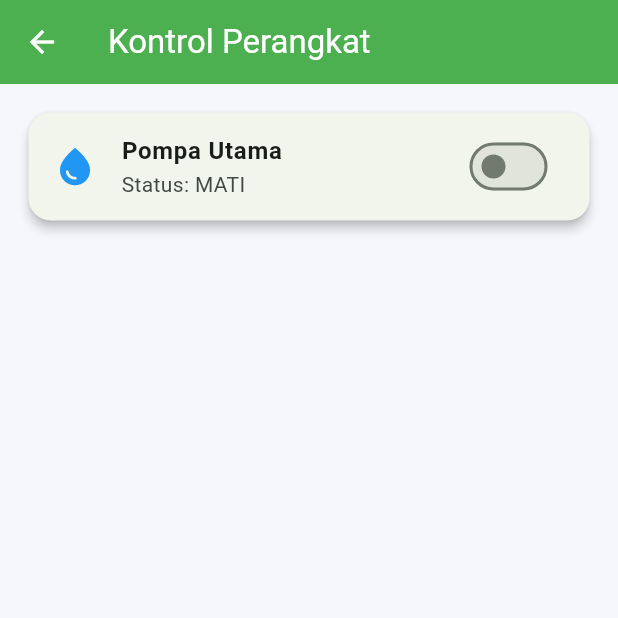
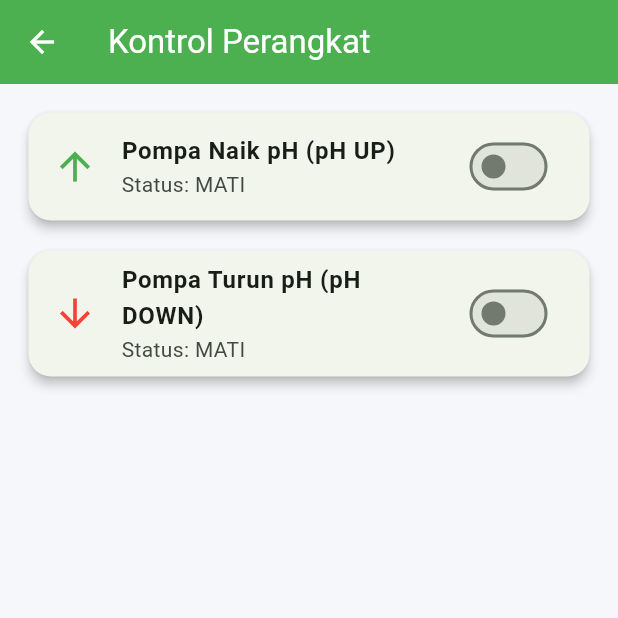
Before and after one commit to malvinsetyawan18-commits/Aplikasi-Asencers, a Flutter app: the ControlPage screen opened directly, on a phone screen of 412 x 824 dp, the top half of it. Run offline on Flutter 3.47's test engine with Material 3 defaults, Android fonts, the phone set to English and light mode, and no system bars; our stand-ins replace camera, dio.

```diff
--- a/lib/frontend/control_page.dart
+++ b/lib/frontend/control_page.dart
@@ -1,5 +1,5 @@
 import 'package:flutter/material.dart';
-import 'package:aplikasi_pertamaku/services/api_service.dart'; // Sesuaikan path-nya
+import 'package:aplikasi_pertamaku/services/api_service.dart';
 
 class ControlPage extends StatefulWidget {
   const ControlPage({super.key});
@@ -9,35 +9,52 @@ class ControlPage extends StatefulWidget {
 }
 
 class _ControlPageState extends State<ControlPage> {
-  bool _isPumpOn = false;
-  bool _isLoading = false;
+  // Status sakelar masing-masing pompa
+  bool _isPumpUpOn = false;
+  bool _isPumpDownOn = false;
+
+  // Status loading masing-masing pompa agar tidak saling mengganggu
+  bool _isLoadingUp = false;
+  bool _isLoadingDown = false;
+
   final ApiService _apiService = ApiService();
 
-  // Fungsi mengendalikan pompa lewat ApiService
-  void _togglePompa(bool value) async {
+  // Fungsi utama pengontrol pompa
+  void _togglePompa(String pumpType, bool value) async {
     setState(() {
-      _isLoading = true;
+      if (pumpType == "pompa_up") _isLoadingUp = true;
+      if (pumpType == "pompa_down") _isLoadingDown = true;
     });
 
     try {
       String statusStr = value ? "ON" : "OFF";
 
-      // Mengirim perintah ke backend FastAPI -> VPS -> ESP32
-      final response = await _apiService.controlPump(statusStr);
+      // Memanggil API Service dengan mengirim 2 parameter
+      final response = await _apiService.controlPump(pumpType, statusStr);
 
-      if (response['status'] == 'success') {
+      if (!mounted) return; // Mencegah error async lewat build context
+
+      if (response['status'] == 'success' || response['status'] != 'error') {
         setState(() {
-          _isPumpOn = value; // Ubah status tombol di aplikasi jika sukses
+          if (pumpType == "pompa_up") _isPumpUpOn = value;
+          if (pumpType == "pompa_down") _isPumpDownOn = value;
         });
+      } else {
+        throw Exception(response['message'] ?? 'Gagal memproses perintah');
       }
     } catch (e) {
+      if (mounted) {
         ScaffoldMessenger.of(context).showSnackBar(
           SnackBar(content: Text('Gagal mengontrol pompa: $e')),
         );
+      }
     } finally {
+      if (mounted) {
         setState(() {
-        _isLoading = false;
+          if (pumpType == "pompa_up") _isLoadingUp = false;
+          if (pumpType == "pompa_down") _isLoadingDown = false;
         });
+      }
     }
   }
 
@@ -49,26 +66,46 @@ class _ControlPageState extends State<ControlPage> {
         backgroundColor: Colors.green,
         foregroundColor: Colors.white,
       ),
-      body: _isLoading
-          ? const Center(child: CircularProgressIndicator())
-          : ListView(
+      body: ListView(
         padding: const EdgeInsets.all(15),
         children: [
+          // CARD 1: POMPA PENAIK pH
           Card(
             elevation: 3,
             shape: RoundedRectangleBorder(borderRadius: BorderRadius.circular(15)),
             child: ListTile(
-                    leading: const Icon(Icons.water_drop, color: Colors.blue, size: 30),
-                    title: const Text("Pompa Utama", style: TextStyle(fontWeight: FontWeight.bold)),
-                    subtitle: Text(_isPumpOn ? "Status: HIDUP" : "Status: MATI"),
-                    trailing: Switch(
-                      value: _isPumpOn,
-                      onChanged: _togglePompa, // Memicu fungsi kontrol saat digeser
-                      activeColor: Colors.green,
+              leading: const Icon(Icons.arrow_upward, color: Colors.green, size: 30),
+              title: const Text("Pompa Naik pH (pH UP)", style: TextStyle(fontWeight: FontWeight.bold)),
+              subtitle: Text(_isPumpUpOn ? "Status: HIDUP" : "Status: MATI"),
+              trailing: _isLoadingUp
+                  ? const SizedBox(width: 24, height: 24, child: CircularProgressIndicator(strokeWidth: 2))
+                  : Switch(
+                      value: _isPumpUpOn,
+                      onChanged: (val) => _togglePompa("pompa_up", val),
+                      activeTrackColor: Colors.green,
                     ),
             ),
           ),
-                // Anda bisa menambahkan Card serupa di bawah ini untuk RELAY2, RELAY3 (pH Up/Down), dll.
+
+          const SizedBox(height: 12),
+
+          // CARD 2: POMPA PENURUN pH
+          Card(
+            elevation: 3,
+            shape: RoundedRectangleBorder(borderRadius: BorderRadius.circular(15)),
+            child: ListTile(
+              leading: const Icon(Icons.arrow_downward, color: Colors.red, size: 30),
+              title: const Text("Pompa Turun pH (pH DOWN)", style: TextStyle(fontWeight: FontWeight.bold)),
+              subtitle: Text(_isPumpDownOn ? "Status: HIDUP" : "Status: MATI"),
+              trailing: _isLoadingDown
+                  ? const SizedBox(width: 24, height: 24, child: CircularProgressIndicator(strokeWidth: 2))
+                  : Switch(
+                      value: _isPumpDownOn,
+                      onChanged: (val) => _togglePompa("pompa_down", val),
+                      activeTrackColor: Colors.red,
+                    ),
+            ),
+          ),
         ],
       ),
     );
```
Also changed, not shown: lib/services/api_service.dart (+19 -9 lines). Lines whose indentation alone changed are shown as unchanged.
